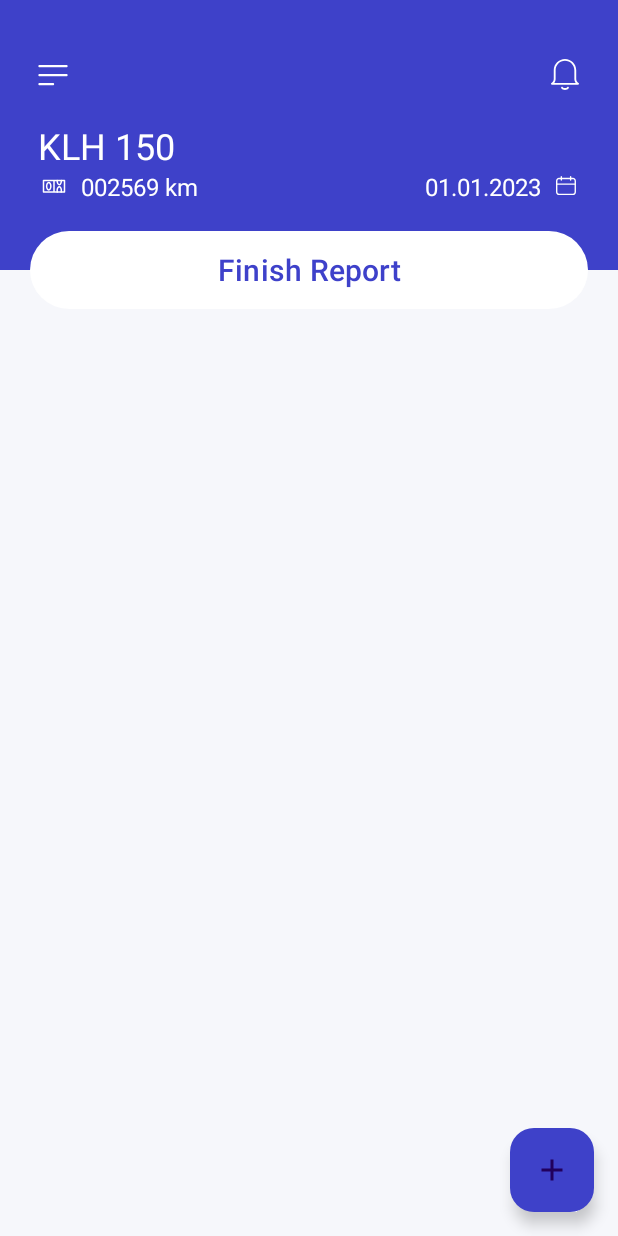
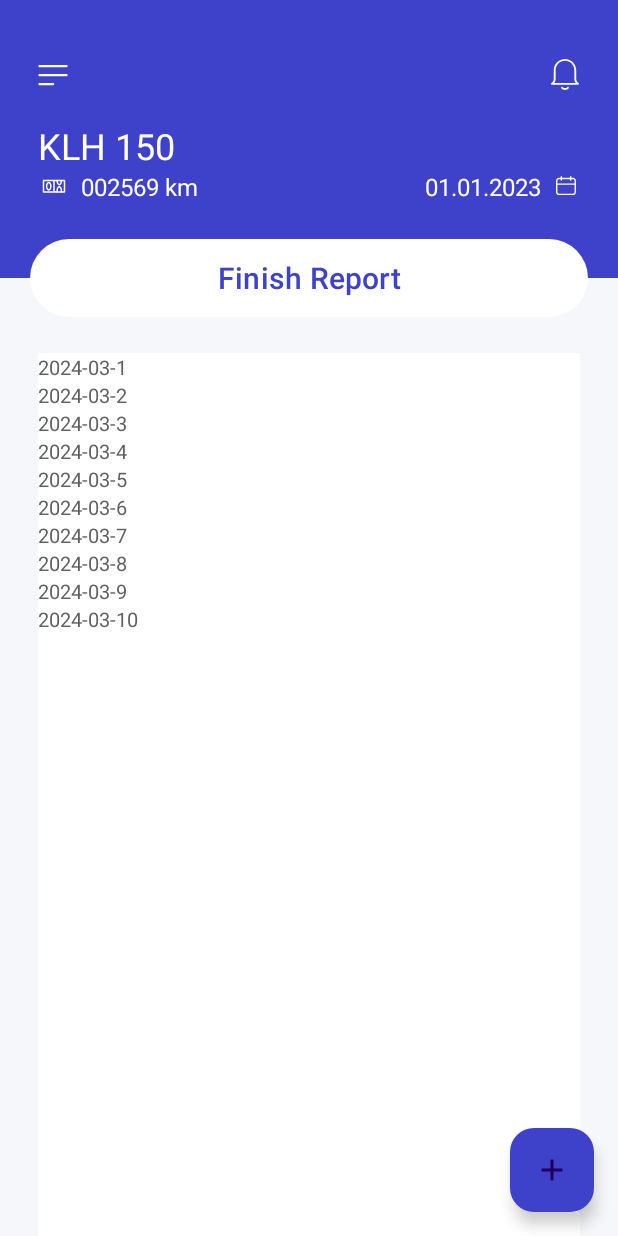
Before and after one commit to iiasceriwebmaster/Domenator, an Android app: the ReportActivity screen opened directly, with no data from a screen before it, on a phone screen of 412 x 824 dp. Run offline under Robolectric (Android 15) with nearby library versions, the phone set to English and light mode, and no system bars; our stand-ins replace data binding; pictures from the network do not load.

Commit message:
Preparing for that hard UI in recyclerview

```diff
--- a/app/src/main/java/md/webmasterstudio/domenator/ui/activities/CarReceptionActivity.kt
+++ b/app/src/main/java/md/webmasterstudio/domenator/ui/activities/CarReceptionActivity.kt
@@ -12,7 +12,7 @@ import androidx.lifecycle.Observer
 import md.webmasterstudio.domenator.R
 import md.webmasterstudio.domenator.databinding.ActivityCarReceptionBinding
 import md.webmasterstudio.domenator.md.webmasterstudio.domenator.adapters.ImageAdapter
-import md.webmasterstudio.domenator.md.webmasterstudio.domenator.viewmodels.CarReceptionViewModel
+import md.webmasterstudio.domenator.ui.viewmodels.CarReceptionViewModel
 import md.webmasterstudio.domenator.md.webmasterstudio.domenator.viewutility.GridSpacingItemDecoration
 import md.webmasterstudio.domenator.ui.activities.NotificationActivity
 
--- a/app/src/main/java/md/webmasterstudio/domenator/ui/activities/ReportActivity.kt
+++ b/app/src/main/java/md/webmasterstudio/domenator/ui/activities/ReportActivity.kt
@@ -6,17 +6,36 @@ import androidx.appcompat.app.AppCompatActivity
 import androidx.core.view.ViewCompat
 import androidx.core.view.WindowInsetsCompat
 import md.webmasterstudio.domenator.R
+import md.webmasterstudio.domenator.databinding.ActivityReportBinding
+import md.webmasterstudio.domenator.ui.adapters.NotificationAdapter
+import md.webmasterstudio.domenator.ui.adapters.NotificationItem
+import md.webmasterstudio.domenator.ui.adapters.ReportAdapter
+import md.webmasterstudio.domenator.ui.adapters.ReportItem
 
 class ReportActivity : AppCompatActivity() {
+
+    private lateinit var binding: ActivityReportBinding
+
     override fun onCreate(savedInstanceState: Bundle?) {
         super.onCreate(savedInstanceState)
         enableEdgeToEdge()
-        setContentView(R.layout.activity_report)
-        ViewCompat.setOnApplyWindowInsetsListener(findViewById(R.id.activityReportMainLayout)) { v, insets ->
+        binding = ActivityReportBinding.inflate(layoutInflater)
+        setContentView(binding.activityReportMainLayout)
+        ViewCompat.setOnApplyWindowInsetsListener(binding.activityReportMainLayout) { v, insets ->
             val systemBars = insets.getInsets(WindowInsetsCompat.Type.systemBars())
             v.setPadding(systemBars.left, systemBars.top, systemBars.right, systemBars.bottom)
             insets
         }
+        // Create dummy list of notifications
+        val reports = mutableListOf<ReportItem>()
+        for (i in 1..10) {
+            val date = "2024-03-$i" // Example date
+            val report = ReportItem(date, "002569 km", "150 L | 26.80$/L")
+            reports.add(report)
+        }
 
+        // Create adapter and set it to ListView or RecyclerView
+        val adapter = ReportAdapter(reports)
+        binding.reportRecyclerView.adapter = adapter
     }
 }
--- /dev/null
+++ b/app/src/main/java/md/webmasterstudio/domenator/ui/adapters/ReportAdapter.kt
@@ -0,0 +1,43 @@
+package md.webmasterstudio.domenator.ui.adapters
+
+import android.net.Uri
+import android.view.LayoutInflater
+import android.view.View
+import android.view.ViewGroup
+import android.widget.ImageView
+import android.widget.TextView
+import androidx.recyclerview.widget.RecyclerView
+import com.bumptech.glide.Glide
+import md.webmasterstudio.domenator.R
+
+class ReportItem(val date: String, val km: String, val quantityAndPricePerUnit: String)
+
+class ReportAdapter(private var reportItems: List<ReportItem>) :
+    RecyclerView.Adapter<ReportAdapter.ReportViewHolder>() {
+
+    override fun onCreateViewHolder(parent: ViewGroup, viewType: Int): ReportViewHolder {
+        val view = LayoutInflater.from(parent.context).inflate(R.layout.report_item, parent, false)
+        return ReportViewHolder(view)
+    }
+
+    override fun onBindViewHolder(holder: ReportViewHolder, position: Int) {
+        val reportItem = reportItems[position]
+        holder.reportDate.text = reportItem.date
+        // Load image into ImageView using Glide or Picasso or any other image loading library
+//        Glide.with(holder.itemView)
+//            .load(imageUri)
+//            .into(holder.imageView)
+    }
+
+    override fun getItemCount() = reportItems.size
+
+//    fun updateData(newReport: ReportItem) {
+//        reportItems = newImageUris
+//        notifyDataSetChanged()
+//    }
+
+    inner class ReportViewHolder(itemView: View) : RecyclerView.ViewHolder(itemView) {
+        val reportDate: TextView = itemView.findViewById(R.id.reportDate)
+    }
+
+}
--- a/app/src/main/java/md/webmasterstudio/domenator/ui/viewmodels/CarReceptionViewModel.kt
+++ b/app/src/main/java/md/webmasterstudio/domenator/ui/viewmodels/CarReceptionViewModel.kt
@@ -1,4 +1,4 @@
-package md.webmasterstudio.domenator.md.webmasterstudio.domenator.viewmodels
+package md.webmasterstudio.domenator.ui.viewmodels
 
 import android.net.Uri
 import androidx.lifecycle.LiveData
--- a/app/src/main/res/layout/activity_report.xml
+++ b/app/src/main/res/layout/activity_report.xml
@@ -6,6 +6,7 @@
     android:visibility="visible">
 
     <LinearLayout
+        android:background="@color/primary_white"
         android:layout_width="match_parent"
         android:layout_height="match_parent"
         android:orientation="vertical">
@@ -14,7 +15,6 @@
             android:id="@+id/LL1"
             android:layout_width="match_parent"
             android:layout_height="wrap_content"
-            android:layout_weight="7"
             android:background="@color/primary_color"
             android:orientation="vertical">
 
@@ -51,6 +51,7 @@
                 android:text="@string/title" />
 
             <LinearLayout
+                android:layout_marginBottom="50dp"
                 android:layout_width="match_parent"
                 android:layout_height="wrap_content"
                 android:orientation="horizontal">
@@ -109,27 +110,14 @@
 
         </LinearLayout>
 
-        <LinearLayout
-            android:id="@+id/LL2"
+        <androidx.recyclerview.widget.RecyclerView
+            android:background="@color/white"
+            android:id="@+id/reportRecyclerView"
             android:layout_width="match_parent"
-            android:layout_height="wrap_content"
-            android:layout_weight="93"
-            android:background="@color/primary_white"
-            android:orientation="vertical" >
-
-            <ScrollView
-                android:layout_width="match_parent"
-                android:layout_height="match_parent">
-
-                <ListView
-                    android:layout_marginTop="50dp"
-                    android:id="@+id/reportListView"
-                    android:layout_width="match_parent"
-                    android:layout_height="wrap_content"/>
-
-            </ScrollView>
-
-        </LinearLayout>
+            android:layout_height="match_parent"
+            android:layout_marginHorizontal="@dimen/margin_title_horizontal"
+            android:layout_marginTop="50dp"
+            app:layoutManager="androidx.recyclerview.widget.LinearLayoutManager" />
 
     </LinearLayout>
 
--- /dev/null
+++ b/app/src/main/res/layout/report_item.xml
@@ -0,0 +1,29 @@
+<layout xmlns:android="http://schemas.android.com/apk/res/android">
+
+    <data>
+
+        <variable
+            name="report"
+            type="md.webmasterstudio.domenator.ui.adapters.ReportItem" />
+
+    </data>
+
+    <LinearLayout
+        android:layout_width="match_parent"
+        android:layout_height="wrap_content"
+        android:orientation="vertical">
+
+        <TextView
+            android:layout_gravity="top|start"
+            android:id="@+id/reportDate"
+            android:layout_width="wrap_content"
+            android:layout_height="wrap_content"
+            android:text="@{report.date}"
+            android:textColor="@color/app_text_gray"
+            android:textSize="13sp" />
+
+
+
+    </LinearLayout>
+
+</layout>
--- a/app/src/main/res/values/colors.xml
+++ b/app/src/main/res/values/colors.xml
@@ -10,5 +10,6 @@
     <color name="transparent">#00FFFFFF</color>
     <color name="black">#000000</color> <!-- Dark text color -->
     <color name="grey">#808080</color> <!-- Light hint color -->
+    <color name="report_stroke">#809598B6</color> <!-- Light hint color -->
 
 </resources>
```
Also changed, not shown: app/src/main/java/md/webmasterstudio/domenator/ui/viewmodels/ReportViewModel.kt (added, +25 -0 lines), app/src/main/res/drawable/ic_crayon.xml (added, +13 -0 lines).
